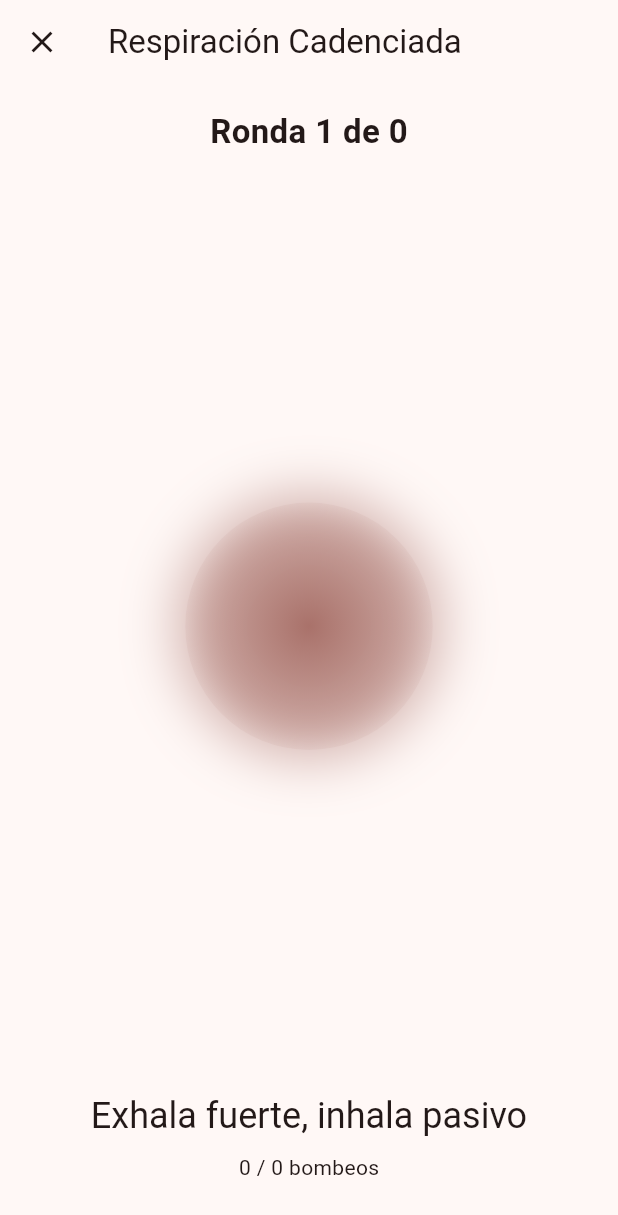
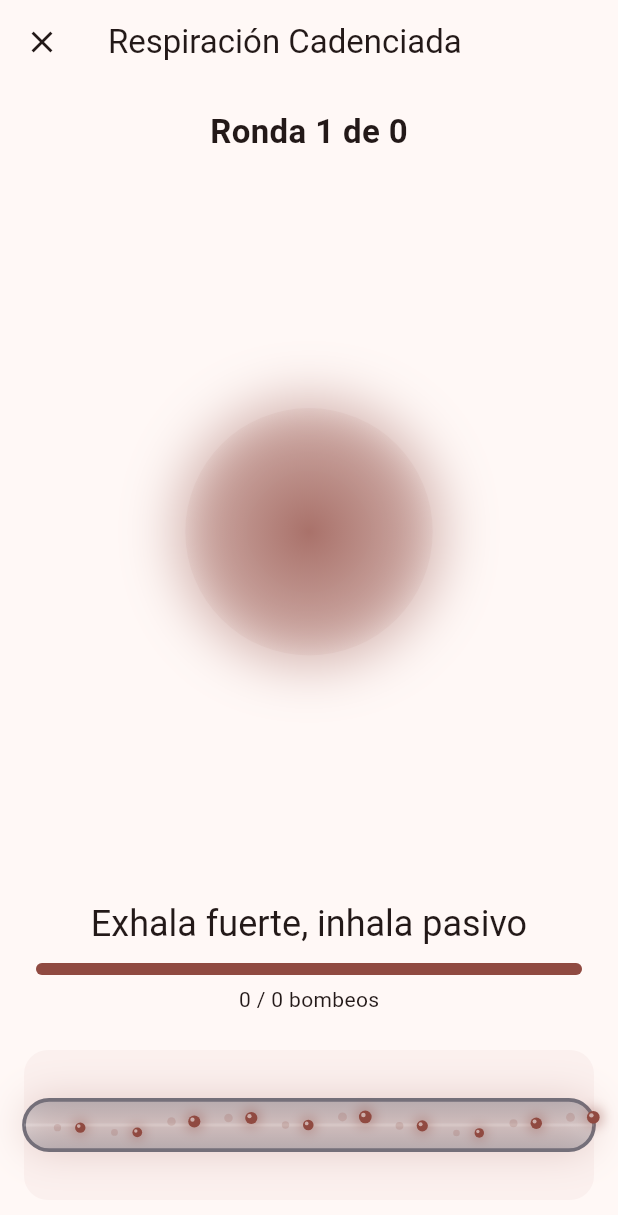
Before and after one commit to svillegast/mesoterapia-backend, a Flutter app: the _SesionRondasView screen opened directly with sample values from the repository, on a phone screen of 412 x 824 dp. Shown: the top 1215 px of the screen. Run offline on Flutter 3.47's test engine with Material 3 defaults, Android fonts, the phone set to English and light mode, and no system bars; our stand-ins replace flutter_local_notifications, flutter_spinkit, image_picker, share_plus, shared_preferences, sqflite and 1 more; accounts and stored records are empty; statements that could not run were skipped.

Commit message:
Mejora visuales de la sesión por rondas (respiración abdominal intensa)
Agrega indicador de rondas (puntos), barra de progreso de bombeos/
descanso y el mismo vaso sanguíneo animado con glow y partículas que
usan las técnicas calmantes, para que Kapalabhati y Agnisar Kriya
tengan el mismo nivel de acabado visual que el resto de la app.

Co-Authored-By: Claude Sonnet 5 <noreply@anthropic.com>
Claude-Session: https://claude.ai/code/session_01FoxUirqfteqFZugM81ewMm

```diff
--- a/respiracion-vascular/lib/screens/respiracion_screen.dart
+++ b/respiracion-vascular/lib/screens/respiracion_screen.dart
@@ -416,6 +416,7 @@ class _SesionRondasView extends StatefulWidget {
 
 class _SesionRondasViewState extends State<_SesionRondasView> with TickerProviderStateMixin {
   late final AnimationController _bombeoController;
+  late final AnimationController _flujoController;
   late final DateTime _horaInicio;
 
   int _rondaActual = 1;
@@ -435,6 +436,8 @@ class _SesionRondasViewState extends State<_SesionRondasView> with TickerProvide
       vsync: this,
       duration: Duration(milliseconds: widget.tecnica.duracionPumpMs),
     );
+    _flujoController = AnimationController(vsync: this, duration: const Duration(seconds: 2))
+      ..repeat();
     _iniciarBombeo();
   }
 
@@ -514,12 +517,14 @@ class _SesionRondasViewState extends State<_SesionRondasView> with TickerProvide
     _pumpTimer?.cancel();
     _descansoTimer?.cancel();
     _bombeoController.stop();
+    _flujoController.stop();
   }
 
   @override
   void dispose() {
     _detenerTodo();
     _bombeoController.dispose();
+    _flujoController.dispose();
     super.dispose();
   }
 
@@ -539,17 +544,40 @@ class _SesionRondasViewState extends State<_SesionRondasView> with TickerProvide
         ),
       ),
       body: AnimatedBuilder(
-        animation: _bombeoController,
+        animation: Listenable.merge([_bombeoController, _flujoController]),
         builder: (context, _) {
           final dilatacion =
               _fase == _FaseRonda.bombeo ? 0.25 + _bombeoController.value * 0.6 : 0.35;
           return Column(
             children: [
               Padding(
-                padding: const EdgeInsets.all(16),
-                child: Text(
-                  'Ronda $_rondaActual de ${widget.numRondas}',
-                  style: const TextStyle(fontSize: 22, fontWeight: FontWeight.bold),
+                padding: const EdgeInsets.fromLTRB(16, 16, 16, 8),
+                child: Column(
+                  children: [
+                    Text(
+                      'Ronda $_rondaActual de ${widget.numRondas}',
+                      style: const TextStyle(fontSize: 22, fontWeight: FontWeight.bold),
+                    ),
+                    const SizedBox(height: 10),
+                    Row(
+                      mainAxisAlignment: MainAxisAlignment.center,
+                      children: List.generate(widget.numRondas, (i) {
+                        final completada = i + 1 < _rondaActual;
+                        final actual = i + 1 == _rondaActual;
+                        return Container(
+                          margin: const EdgeInsets.symmetric(horizontal: 4),
+                          width: actual ? 14 : 10,
+                          height: actual ? 14 : 10,
+                          decoration: BoxDecoration(
+                            shape: BoxShape.circle,
+                            color: completada || actual
+                                ? colorBase
+                                : colorBase.withValues(alpha: 0.25),
+                          ),
+                        );
+                      }),
+                    ),
+                  ],
                 ),
               ),
               Expanded(
@@ -582,7 +610,7 @@ class _SesionRondasViewState extends State<_SesionRondasView> with TickerProvide
                 ),
               ),
               Padding(
-                padding: const EdgeInsets.symmetric(vertical: 12),
+                padding: const EdgeInsets.symmetric(vertical: 12, horizontal: 24),
                 child: Column(
                   children: [
                     Text(
@@ -592,12 +620,51 @@ class _SesionRondasViewState extends State<_SesionRondasView> with TickerProvide
                       style: Theme.of(context).textTheme.headlineSmall,
                       textAlign: TextAlign.center,
                     ),
-                    const SizedBox(height: 8),
-                    if (_fase == _FaseRonda.bombeo)
-                      Text('$_pumpsHechos / ${widget.tecnica.pumpsPorRonda} bombeos')
-                    else
+                    const SizedBox(height: 10),
+                    if (_fase == _FaseRonda.bombeo) ...[
+                      ClipRRect(
+                        borderRadius: BorderRadius.circular(8),
+                        child: LinearProgressIndicator(
+                          value: _pumpsHechos / widget.tecnica.pumpsPorRonda,
+                          minHeight: 8,
+                          backgroundColor: colorBase.withValues(alpha: 0.15),
+                        ),
+                      ),
+                      const SizedBox(height: 6),
+                      Text('$_pumpsHechos / ${widget.tecnica.pumpsPorRonda} bombeos'),
+                    ] else ...[
+                      ClipRRect(
+                        borderRadius: BorderRadius.circular(8),
+                        child: LinearProgressIndicator(
+                          value: 1 -
+                              (_segundosDescansoRestantes / widget.tecnica.descansoRondaSegundos)
+                                  .clamp(0.0, 1.0),
+                          minHeight: 8,
+                          backgroundColor: colorBase.withValues(alpha: 0.15),
+                          color: Theme.of(context).colorScheme.secondary,
+                        ),
+                      ),
+                      const SizedBox(height: 6),
                       Text('$_segundosDescansoRestantes s de descanso'),
+                    ],
                   ],
+                ),
+              ),
+              const SizedBox(height: 12),
+              Container(
+                height: 100,
+                width: double.infinity,
+                margin: const EdgeInsets.symmetric(horizontal: 16),
+                decoration: BoxDecoration(
+                  color: Theme.of(context).colorScheme.surfaceContainerHighest.withValues(alpha: 0.3),
+                  borderRadius: BorderRadius.circular(16),
+                ),
+                child: CustomPaint(
+                  painter: VasoSanguineoPainter(
+                    dilatacion: dilatacion,
+                    faseFlujo: _flujoController.value,
+                    colorBase: colorBase,
+                  ),
                 ),
               ),
               const SizedBox(height: 24),
```
